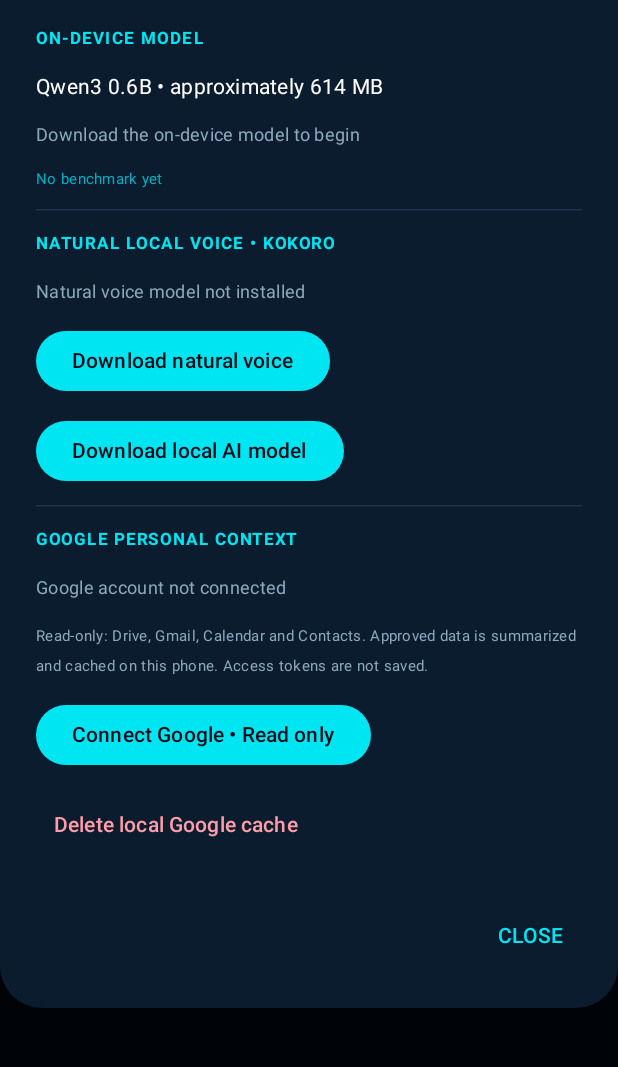
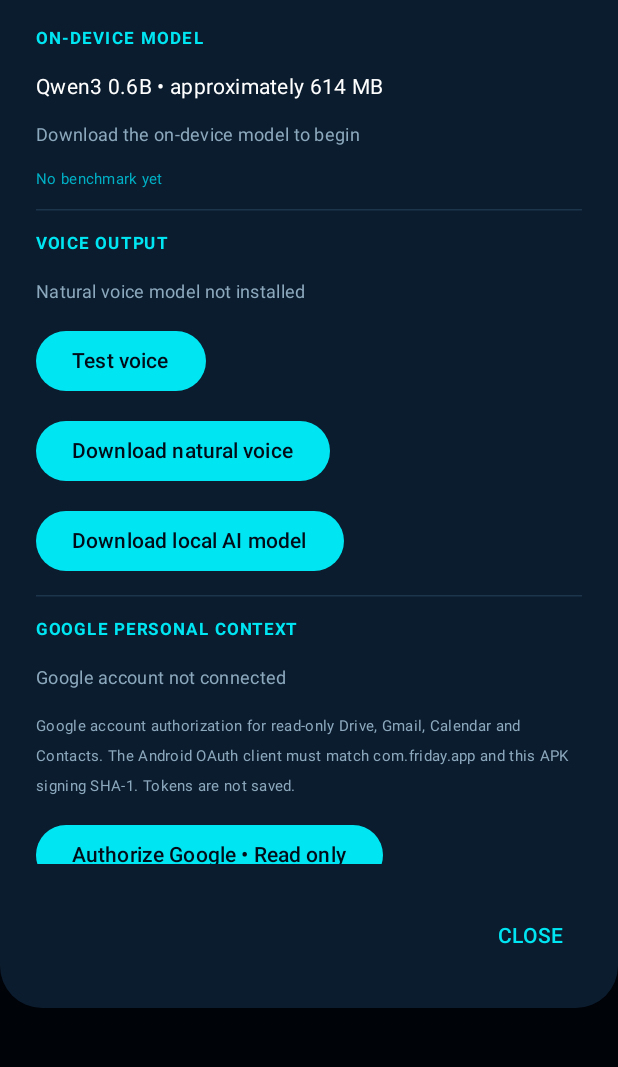
Before and after one commit to PrudhviRaj1695/Friday, an Android app built with Jetpack Compose: the screen it shows after launch (MainActivity), after a tap on an icon or button, on a phone screen of 412 x 824 dp, the part 156-1223 px from its top. Run offline under Robolectric (Android 15) with nearby library versions, the phone set to English and light mode, and no system bars; libraries missing offline, so code that uses them is left out: com.google.ai.edge, com.k2fsa.sherpa, org.apache.commons.

Commit message:
Add voice playback test and clarify Google OAuth setup

```diff
--- a/app/src/main/java/com/friday/app/MainActivity.kt
+++ b/app/src/main/java/com/friday/app/MainActivity.kt
@@ -75,7 +75,7 @@ fun FridayApp(vm: FridayViewModel) {
             runCatching { Identity.getAuthorizationClient(context).getAuthorizationResultFromIntent(result.data!!).accessToken }
                 .onSuccess { token -> if (!token.isNullOrBlank()) vm.syncGoogleContext(token) else googleActionError = "Google returned no access token" }
                 .onFailure { googleActionError = it.message ?: "Google authorization failed" }
-        } else googleActionError = "Google authorization cancelled"
+        } else googleActionError = "Google authorization was cancelled. If no account/consent screen appeared, verify the Android OAuth client package and signing SHA-1 in Google Cloud Console, add your account as a test user, and enable Drive, Gmail, Calendar and People APIs."
     }
     val speechRecognizer = remember {
         if (SpeechRecognizer.isRecognitionAvailable(context)) SpeechRecognizer.createSpeechRecognizer(context) else null
@@ -170,7 +170,7 @@ fun FridayApp(vm: FridayViewModel) {
                         Text(if (state.busy) "THINKING…" else if (voiceStatus.isNotBlank()) voiceStatus else "Tap to Command",
                             color = Neon, fontSize = 14.sp, fontWeight = FontWeight.SemiBold, letterSpacing = 1.2.sp)
                         Spacer(Modifier.height(5.dp))
-                        Text(if (state.voiceModelReady) "KOKORO • OFFLINE NATURAL VOICE" else "INSTALL VOICE IN SETUP",
+                        Text(if (state.systemVoiceReady) "ANDROID VOICE • READY" else "ANDROID VOICE • INITIALIZING",
                             color = Muted, fontSize = 9.sp, letterSpacing = 1.4.sp)
                     }
                 }
@@ -199,8 +199,9 @@ fun FridayApp(vm: FridayViewModel) {
                     Text(state.status, color = Muted, fontSize = 12.sp)
                     Text(state.performanceStatus, color = SoftCyan, fontSize = 10.sp, lineHeight = 15.sp)
                     HorizontalDivider(color = Color(0xFF1C354A))
-                    Text("NATURAL LOCAL VOICE • KOKORO", color = Neon, fontSize = 11.sp, fontWeight = FontWeight.Bold, letterSpacing = 1.2.sp)
+                    Text("VOICE OUTPUT", color = Neon, fontSize = 11.sp, fontWeight = FontWeight.Bold, letterSpacing = 1.2.sp)
                     Text(state.voiceStatus, color = Muted, fontSize = 12.sp)
+                    Button(onClick = { vm.testVoice() }, colors = ButtonDefaults.buttonColors(containerColor = Neon)) { Text("Test voice", color = Night) }
                     if (state.voiceDownloading) {
                         LinearProgressIndicator(progress = { state.voiceDownloadProgress / 100f }, modifier = Modifier.fillMaxWidth(), color = Neon)
                         Text("Downloading voice model: " + state.voiceDownloadProgress + "%", color = Muted, fontSize = 12.sp)
@@ -221,7 +222,7 @@ fun FridayApp(vm: FridayViewModel) {
                     HorizontalDivider(color = Color(0xFF1C354A))
                     Text("GOOGLE PERSONAL CONTEXT", color = Neon, fontSize = 11.sp, fontWeight = FontWeight.Bold, letterSpacing = 1.2.sp)
                     Text(state.googleStatus, color = Muted, fontSize = 12.sp)
-                    Text("Read-only: Drive, Gmail, Calendar and Contacts. Approved data is summarized and cached on this phone. Access tokens are not saved.", color = Muted, fontSize = 10.sp)
+                    Text("Google account authorization for read-only Drive, Gmail, Calendar and Contacts. The Android OAuth client must match com.friday.app and this APK signing SHA-1. Tokens are not saved.", color = Muted, fontSize = 10.sp)
                     Button(onClick = {
                         googleActionError = null
                         Identity.getAuthorizationClient(context).authorize(GoogleContextSync.authorizationRequest())
@@ -233,13 +234,13 @@ fun FridayApp(vm: FridayViewModel) {
                                 } else if (!auth.accessToken.isNullOrBlank()) vm.syncGoogleContext(auth.accessToken!!)
                                 else googleActionError = "Google returned no access token"
                             }
-                            .addOnFailureListener { googleActionError = it.message ?: "Could not start Google authorization" }
-                    }, colors = ButtonDefaults.buttonColors(containerColor = Neon)) { Text("Connect Google • Read only", color = Night) }
+                            .addOnFailureListener { error -> googleActionError = "Google authorization failed: ${error.message ?: error.javaClass.simpleName}" }
+                    }, colors = ButtonDefaults.buttonColors(containerColor = Neon)) { Text("Authorize Google • Read only", color = Night) }
                     TextButton(onClick = { vm.disconnectGoogle() }) { Text("Delete local Google cache", color = Color(0xFFFF9CA9)) }
                     googleActionError?.let { Text(it, color = Color(0xFFFF9CA9), fontSize = 11.sp) }
                     HorizontalDivider(color = Color(0xFF1C354A))
                     Row(verticalAlignment = Alignment.CenterVertically) {
-                        Text("Speak replies (Kokoro local)", color = Color.White, modifier = Modifier.weight(1f))
+                        Text("Speak replies (Android voice)", color = Color.White, modifier = Modifier.weight(1f))
                         Switch(checked = state.speakReplies, onCheckedChange = vm::setSpeakReplies)
                     }
                     Row(verticalAlignment = Alignment.CenterVertically) {
```
